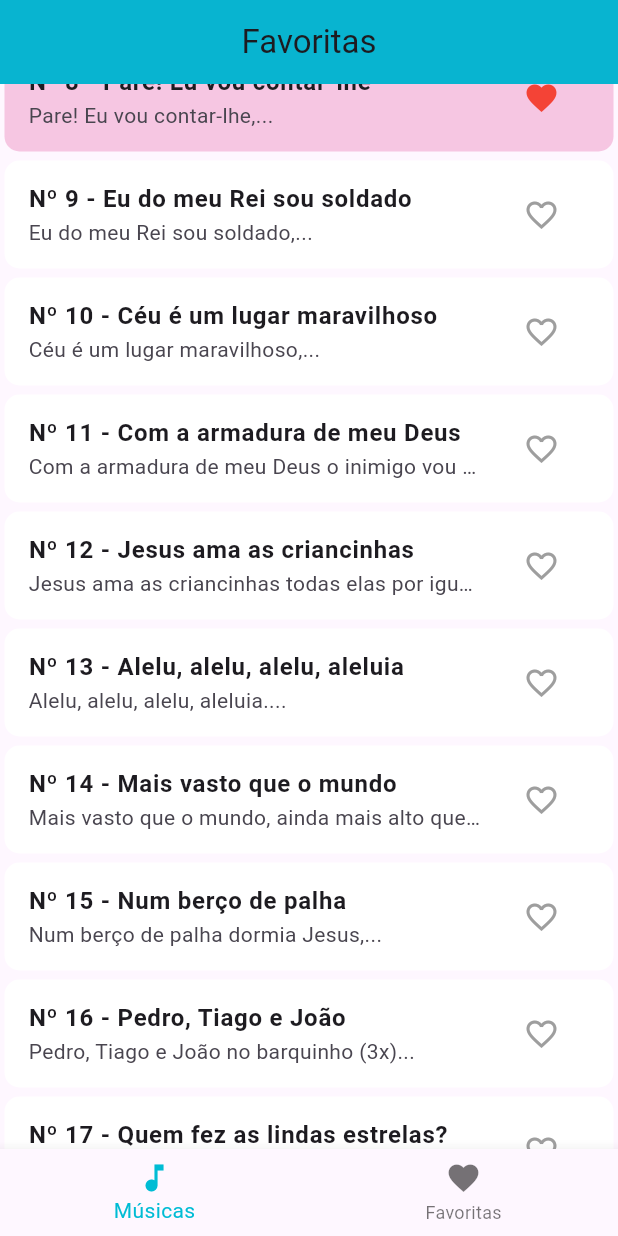
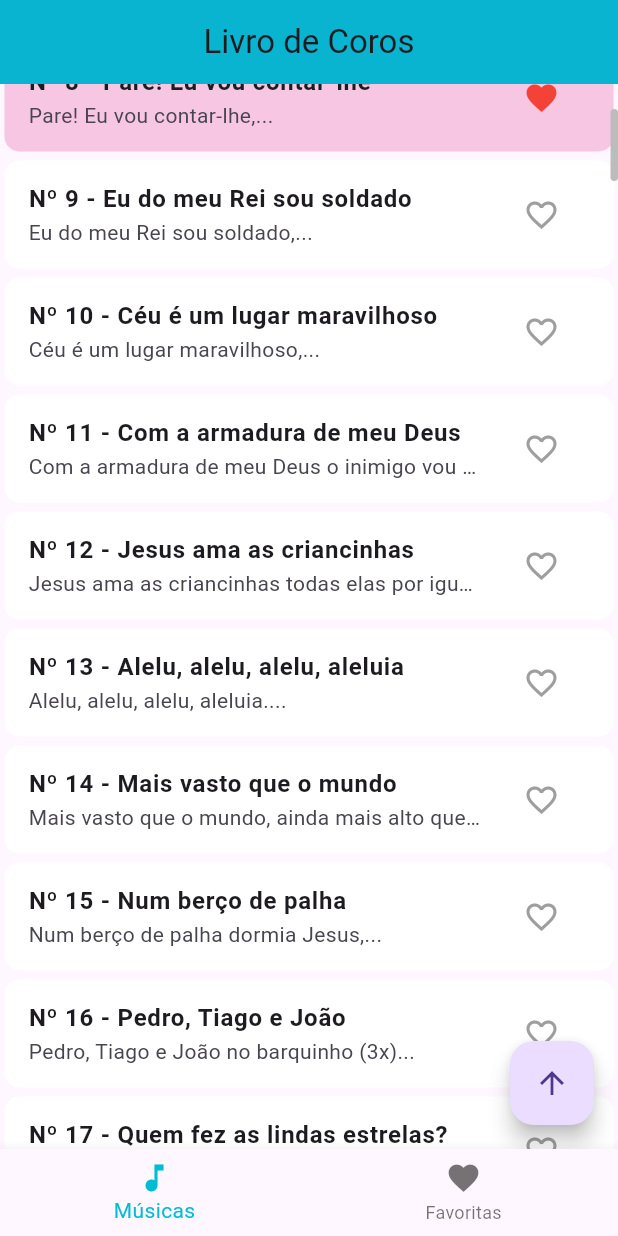
Before and after one commit to LeonardoFreitasDev/livrodecorosv2, a Flutter app: the screen it shows after launch, scrolled down 576 dp, after a tap on the "favorite outline" icon, on a phone screen of 412 x 824 dp. Run offline on Flutter 3.47's test engine with Material 3 defaults, Android fonts, the phone set to English and light mode, and no system bars.

Commit message:
ajustes da barra de rolagem e na list view e adição de botão para voltar ao inicio da lista

```diff
--- a/livro_de_coros_v2/lib/views/FavoriteListScreen.dart
+++ b/livro_de_coros_v2/lib/views/FavoriteListScreen.dart
@@ -7,7 +7,7 @@ import '../views/SongScreen.dart';
 import 'package:path_provider/path_provider.dart';
 
 class FavoriteListScreen extends StatefulWidget {
-  List<Song> songList;
+  List<Song> songList = [];
 
   FavoriteListScreen({super.key, required this.songList});
 
--- a/livro_de_coros_v2/lib/views/SongListScreen.dart
+++ b/livro_de_coros_v2/lib/views/SongListScreen.dart
@@ -16,6 +16,20 @@ class SongListScreen extends StatefulWidget {
 }
 
 class _SongListScreenState extends State<SongListScreen> {
+  late ScrollController _scrollController;
+
+  @override
+  void initState() {
+    super.initState();
+    _scrollController = ScrollController();
+  }
+
+  @override
+  void dispose() {
+    _scrollController.dispose();
+    super.dispose();
+  }
+
   Future<void> saveSongsToJson(List<Song> songs) async {
     try {
       // Obter o diretório de documentos do aplicativo
@@ -47,11 +61,47 @@ class _SongListScreenState extends State<SongListScreen> {
     await saveSongsToJson(songs);
   }
 
+  void _showModal(BuildContext context) {
+    showModalBottomSheet(
+      context: context,
+      builder: (BuildContext context) {
+        return Container(
+          height: 200,
+          color: Colors.white,
+          child: Center(
+            child: Column(
+              mainAxisAlignment: MainAxisAlignment.center,
+              children: <Widget>[
+                Text(
+                  'Este é um modal!',
+                  style: TextStyle(fontSize: 20),
+                ),
+                SizedBox(height: 20),
+                ElevatedButton(
+                  onPressed: () {
+                    // Fechar o modal quando o botão for pressionado
+                    Navigator.of(context).pop();
+                  },
+                  child: Text('Fechar Modal'),
+                ),
+              ],
+            ),
+          ),
+        );
+      },
+    );
+  }
+
   @override
   Widget build(BuildContext context) {
     return Scaffold(
       body: Scrollbar(
+        thumbVisibility: true,
+        thickness: 5,
+        radius: const Radius.elliptical(5, 5),
+        interactive: true,
         child: ListView.builder(
+          controller: _scrollController,
           itemCount: 303,
           itemBuilder: (BuildContext context, int index) {
             return Container(
@@ -99,11 +149,25 @@ class _SongListScreenState extends State<SongListScreen> {
                     ),
                   );
                 },
+                onLongPress: () {
+                  _showModal(context);
+                },
               ),
             );
           },
         ),
       ),
+      floatingActionButton: FloatingActionButton(
+        onPressed: () {
+          // Rola a lista de volta para o topo
+          _scrollController.animateTo(
+            0.0,
+            duration: Duration(milliseconds: 50),
+            curve: Curves.linear,
+          );
+        },
+        child: Icon(Icons.arrow_upward),
+      ),
     );
   }
 }
--- a/livro_de_coros_v2/lib/views/SongListView.dart
+++ b/livro_de_coros_v2/lib/views/SongListView.dart
@@ -15,9 +15,9 @@ class SongListView extends StatefulWidget {
 
 class _SongListViewState extends State<SongListView> {
   List<Song> songList = [];
-  List<Song> songListFavorite = [];
 
   int _selectedIndex = 0;
+  bool _isSongListLoaded = false;
 
   void _onItemTapped(int index) {
     setState(() {
@@ -63,8 +63,7 @@ class _SongListViewState extends State<SongListView> {
       List<Song> songs = jsonData.map((data) => Song.fromJson(data)).toList();
       setState(() {
         songList = songs;
-        songListFavorite =
-            songs.where((song) => song.favorito == true).toList();
+        _isSongListLoaded = true;
       });
     }
   }
@@ -86,17 +85,19 @@ class _SongListViewState extends State<SongListView> {
       appBar: AppBar(
         title: const Center(
           child: Text(
-            'Favoritas',
+            'Livro de Coros',
           ),
         ),
       ),
-      body: IndexedStack(
-        index: _selectedIndex,
-        children: [
-          SongListScreen(songList: songList),
-          FavoriteListScreen(songList: songList),
-        ],
-      ),
+      body: _isSongListLoaded
+          ? IndexedStack(
+              index: _selectedIndex,
+              children: [
+                SongListScreen(songList: songList),
+                FavoriteListScreen(songList: songList),
+              ],
+            )
+          : Center(child: CircularProgressIndicator()),
       bottomNavigationBar: BottomNavigationBar(
         items: const [
           BottomNavigationBarItem(
```
Also changed, not shown: livro_de_coros_v2/lib/views/SongScreen.dart (+0 -16 lines).
